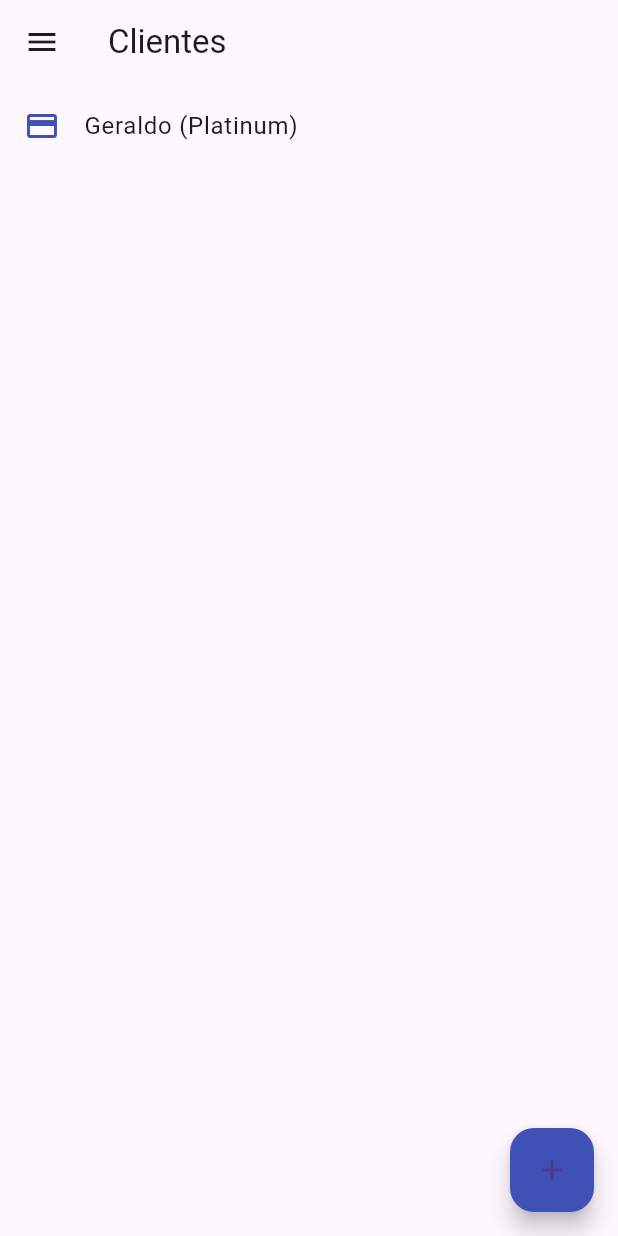
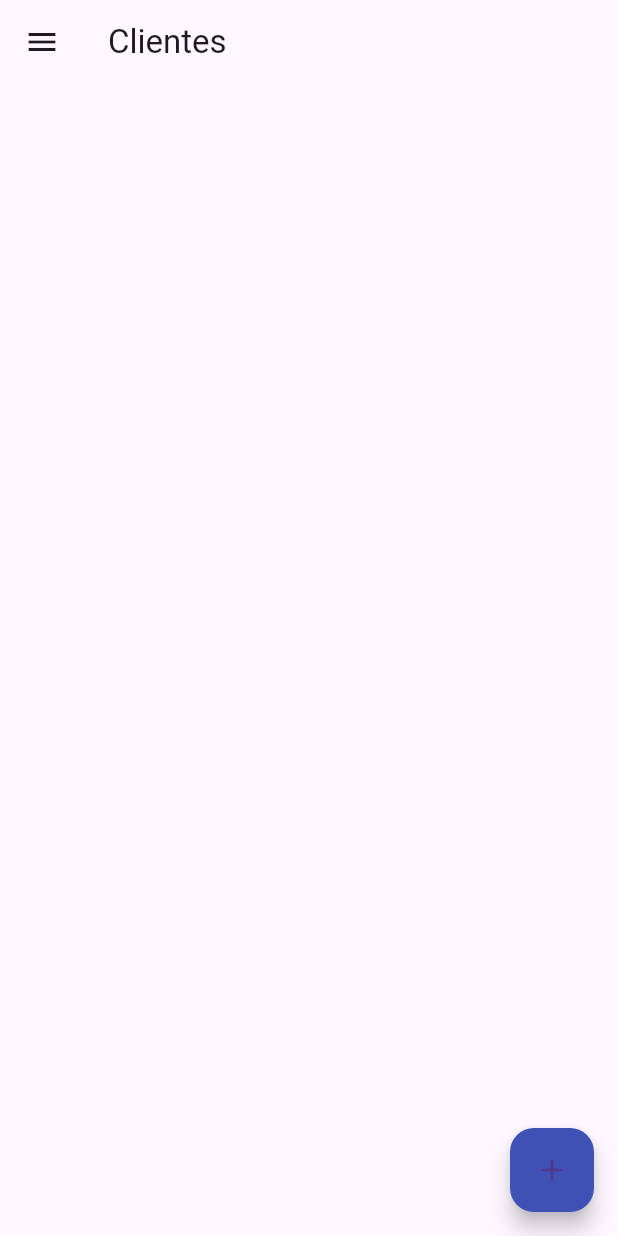
Before and after one commit to msbzz/flutterProviders, a Flutter app: the screen it shows after launch, in the side drawer, after a tap on the "add" icon, on a phone screen of 412 x 824 dp. Run offline on Flutter 3.47's test engine with Material 3 defaults, Android fonts, the phone set to English and light mode, and no system bars.

Commit message:
aplicando boas práticas

```diff
--- a/clients_control/lib/main.dart
+++ b/clients_control/lib/main.dart
@@ -8,7 +8,7 @@ import 'package:provider/provider.dart';
 
 void main() {
   runApp(ChangeNotifierProvider(
-    create:(context)=>Clients(clients:[ Client(name: 'Geraldo', email: 'leo@email.com', type: ClientType(name: 'Platinum', icon: Icons.credit_card))]),
+    create:(context)=>Clients(clients:[]),
     child:const MyApp(),
   ));
 
--- a/clients_control/lib/models/clients.dart
+++ b/clients_control/lib/models/clients.dart
@@ -5,4 +5,9 @@ class Clients extends ChangeNotifier{
   List<Client> clients;
 
   Clients({required this.clients});
+
+    void add(Client client) {
+    clients.add(client);
+    notifyListeners();
+  }
 }
```
Also changed, not shown: clients_control/lib/pages/clients_page.dart (+5 -6 lines), info/clients.changeNotifier.add.png (added), info/clients_page.modiffy.add.png (added), 1 other file.
